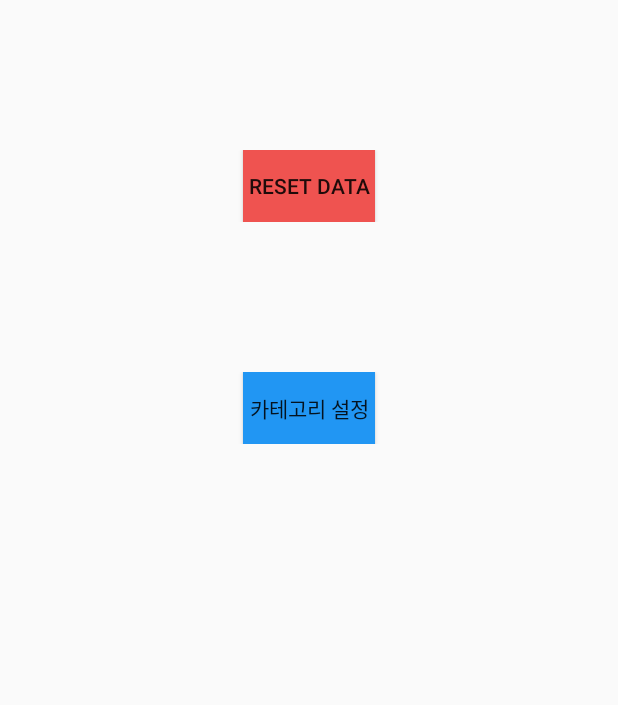
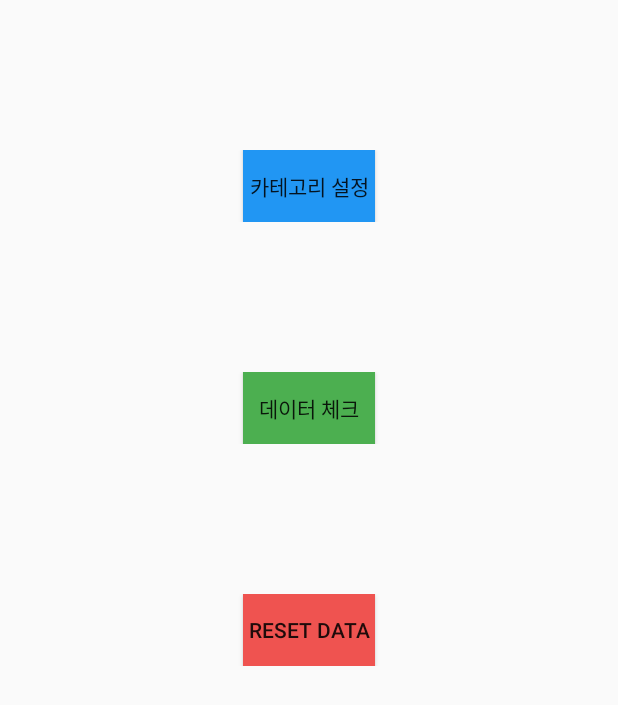
Before and after one commit to teampk/smartcalendar_android, an Android app: the layout fragment_setting.xml on its own in the app's theme, with its tools: preview values and no code run, on a phone screen of 412 x 824 dp. Shown: the top 705 px of the screen. Run offline under Robolectric (Android 15) with nearby library versions, the phone set to English and light mode, and no system bars.

Commit message:
데이터 확인용 레이아웃

```diff
--- a/app/src/main/AndroidManifest.xml
+++ b/app/src/main/AndroidManifest.xml
@@ -22,6 +22,7 @@
         <activity android:name=".view.AddItemActivity"/>
         <activity android:name=".view.AddItemActivityRepeat"/>
         <activity android:name=".view.AddItemActivityCategory"/>
+        <activity android:name=".view.DataCheckActivity"/>
     </application>
 
 </manifest>
--- a/app/src/main/java/com/pkteam/smartcalendar/DBHelper.java
+++ b/app/src/main/java/com/pkteam/smartcalendar/DBHelper.java
@@ -80,7 +80,7 @@ public class DBHelper extends SQLiteOpenHelper {
         db.execSQL("UPDATE CATEGORY SET name='"+cg5+"' WHERE _id='" + 4 + "';");
         db.close();
     }
-    public ArrayList<MyData> getTodoData(){
+    public ArrayList<MyData> getTodoAllData(){
         SQLiteDatabase db = getReadableDatabase();
         ArrayList<MyData> alMyData = new ArrayList<>();
 
--- a/app/src/main/java/com/pkteam/smartcalendar/RecyclerViewAdapter.java
+++ b/app/src/main/java/com/pkteam/smartcalendar/RecyclerViewAdapter.java
@@ -86,7 +86,9 @@ public class RecyclerViewAdapter extends RecyclerView.Adapter<RecyclerViewAdapte
         String output;
 
         if (count == 0){
-            output = "D-"+String.valueOf(count);
+            output = "D-0";
+        }else if (count > 0){
+            output = "D+"+String.valueOf(count);
         }else {
             output = "D"+String.valueOf(count);
         }
--- a/app/src/main/res/layout/fragment_setting.xml
+++ b/app/src/main/res/layout/fragment_setting.xml
@@ -17,12 +17,32 @@
         android:gravity="center">
 
         <Button
-            android:id="@+id/btn_reset"
+            android:id="@+id/btn_category"
             android:layout_width="wrap_content"
             android:layout_height="wrap_content"
-            android:text="reset Data"
+            android:text="카테고리 설정"
             android:gravity="center"
-            android:background="@color/material_red_400"
+            android:background="@color/material_blue_500"
+
+            />
+    </LinearLayout>
+
+
+
+    <LinearLayout
+        android:layout_width="match_parent"
+        android:layout_height="wrap_content"
+        android:orientation="vertical"
+        android:layout_marginTop="100dp"
+        android:gravity="center">
+
+        <Button
+            android:id="@+id/btn_data_check"
+            android:layout_width="wrap_content"
+            android:layout_height="wrap_content"
+            android:text="데이터 체크"
+            android:gravity="center"
+            android:background="@color/material_green_500"
 
             />
     </LinearLayout>
@@ -35,18 +55,16 @@
         android:gravity="center">
 
         <Button
-            android:id="@+id/btn_category"
+            android:id="@+id/btn_reset"
             android:layout_width="wrap_content"
             android:layout_height="wrap_content"
-            android:text="카테고리 설정"
+            android:text="reset Data"
             android:gravity="center"
-            android:background="@color/material_blue_500"
+            android:background="@color/material_red_400"
 
             />
     </LinearLayout>
 
 
 
-
-
 </LinearLayout>
```
Also changed, not shown: app/src/main/java/com/pkteam/smartcalendar/view/DataCheckActivity.java (added, +58 -0 lines), app/src/main/java/com/pkteam/smartcalendar/view/Fragments/FragmentHome.java (+0 -28 lines), app/src/main/java/com/pkteam/smartcalendar/view/Fragments/FragmentSetting.java (+11 -2 lines), app/src/main/res/layout/activity_datacheck.xml (added, +46 -0 lines).
